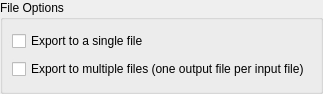
First picture: the form in src/qt-widgets/ExportFileOptionsWidgetUi.ui, repository GPlates/GPlates, before the edit.
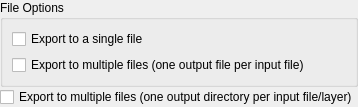
Second picture: the form after the edit.

Commit message:
(trunk) Replaced source:/gplates/trunk using source:/gplates/branches/export-2011-aug-17@12383 incorporating log:/gplates/branches/export-2011-aug-17@12137:12383 ([log:/gplates/trunk@12137:12383 No changes on trunk] since last update from trunk).
This is "[wiki:MergingInSubversion#Replacingonebranchwithanother replacing one branch with another]". The command used was:
{{{
svn merge http://svn.gplates.org/gplates/trunk@12383 http://svn.gplates.org/gplates/branches/export-2011-aug-17@12383
}}}
from inside the root directory of a working copy of the trunk.

Diff of the .ui file:
```diff
--- a/src/qt-widgets/ExportFileOptionsWidgetUi.ui
+++ b/src/qt-widgets/ExportFileOptionsWidgetUi.ui
@@ -42,6 +42,13 @@
      </layout>
     </widget>
    </item>
+  <item>
+    <widget class="QCheckBox" name="checkBox_export_to_multiple_files" >
+     <property name="text" >
+      <string>Export to multiple files (one output directory per input file/layer)</string>
+     </property>
+    </widget>
+   </item>
   </layout>
  </widget>
  <resources/>
```
The commit also changes 33 other files.
